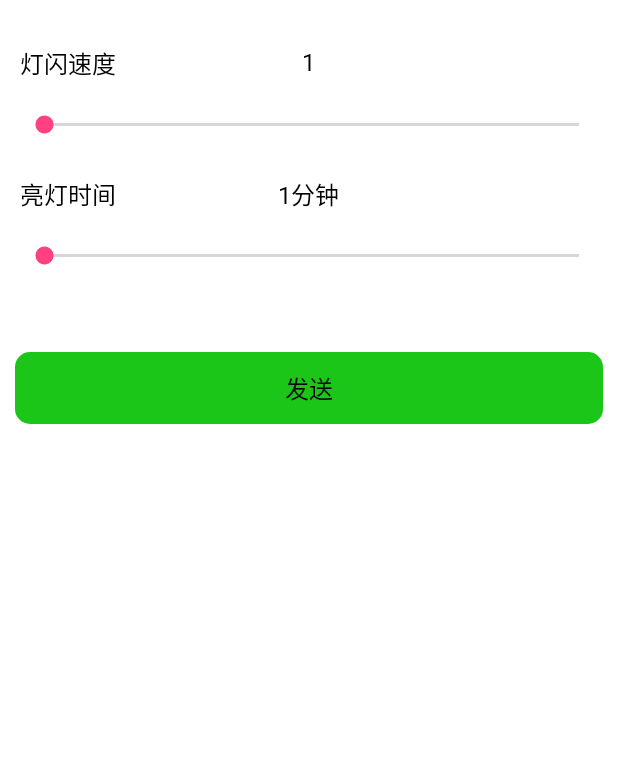
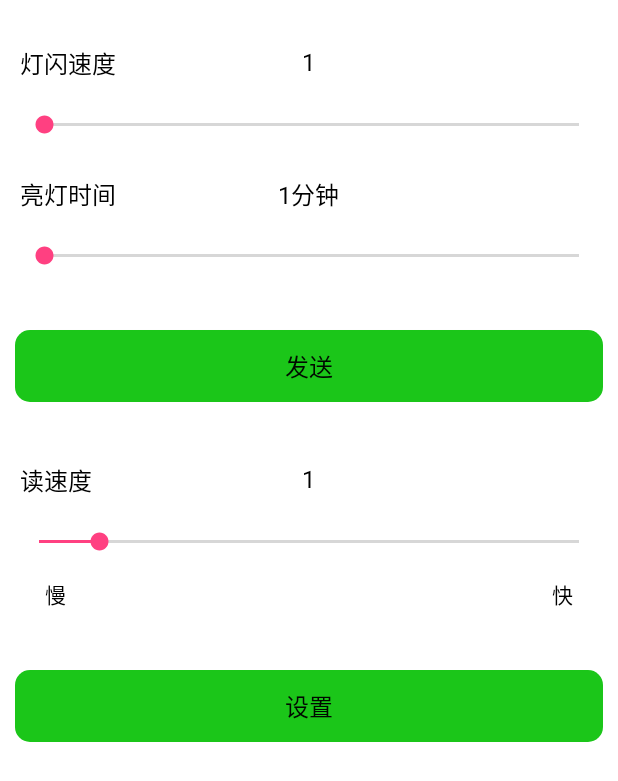
Before and after one commit to konglinghai123/MsmDebuger, an Android app: the fragment LightFragment shown on its own in the app's theme, on a phone screen of 412 x 824 dp. Shown: the top 781 px of the screen. Run offline under Robolectric (Android 15) with nearby library versions, the phone set to English and light mode, and no system bars; our stand-ins replace ButterKnife; 1 statement that could not run was skipped.

Commit message:
增加长短信发送 增加读速度 修改主页输入框样式

```diff
--- a/app/src/main/AndroidManifest.xml
+++ b/app/src/main/AndroidManifest.xml
@@ -27,7 +27,7 @@
     <uses-permission android:name="android.permission.SEND_SMS"></uses-permission>
     <uses-permission android:name="android.permission.READ_SMS"></uses-permission>
     <uses-permission android:name="android.permission.RECEIVE_SMS"></uses-permission>
-
+    <uses-permission android:name="android.permission.CALL_PHONE" />
     <uses-permission android:name="android.permission.READ_CONTACTS" />
     <uses-permission android:name="android.permission.WRITE_CONTACTS" />
 </manifest>
--- a/app/src/main/java/com/dawnlightning/msmdebuger/command/InstructionBuilderInterface.java
+++ b/app/src/main/java/com/dawnlightning/msmdebuger/command/InstructionBuilderInterface.java
@@ -19,4 +19,5 @@ public interface InstructionBuilderInterface {
     String OpenPowerContorl();
     String ClosePowerContorl();
     String SetAddress(String address);
+    String SetReadSpeed(String speed);
 }
--- a/app/src/main/java/com/dawnlightning/msmdebuger/command/Instructions.java
+++ b/app/src/main/java/com/dawnlightning/msmdebuger/command/Instructions.java
@@ -55,4 +55,6 @@ public class Instructions {
     public static String SETADDRESS="设地址*%s#";
 
     public static String SEARCH="查询#";
+
+    public static String READ="速度*%s#";
 }
--- a/app/src/main/java/com/dawnlightning/msmdebuger/command/InstructionsBuilder.java
+++ b/app/src/main/java/com/dawnlightning/msmdebuger/command/InstructionsBuilder.java
@@ -87,4 +87,8 @@ public class InstructionsBuilder implements InstructionBuilderInterface{
     public String Search(){
         return Instructions.SEARCH;
     }
+
+    public String SetReadSpeed(String speed){
+        return String.format(Instructions.READ,speed);
+    }
 }
--- a/app/src/main/res/layout/fragment_light.xml
+++ b/app/src/main/res/layout/fragment_light.xml
@@ -98,13 +98,13 @@
             android:max="99"
             android:id="@+id/sb_light_time"
             />
+    </RelativeLayout>
 
 
-    </RelativeLayout>
     <RelativeLayout
         android:layout_width="wrap_content"
         android:layout_height="wrap_content"
-        android:layout_marginTop="20dp"
+        android:layout_marginTop="5dp"
         android:layout_marginLeft="10dp"
         android:layout_marginRight="10dp"
         >
@@ -120,6 +120,92 @@
             android:textSize="16sp"
             />
     </RelativeLayout>
+
+            <RelativeLayout
+                android:layout_width="wrap_content"
+                android:layout_height="wrap_content"
+                android:layout_marginTop="40dp"
+                android:layout_marginLeft="10dp"
+                android:layout_marginRight="10dp"
+                >
+                <TextView
+                    android:layout_width="wrap_content"
+                    android:layout_height="wrap_content"
+                    android:text="读速度"
+                    android:textSize="16sp"
+                    android:id="@+id/tv_read_speed"
+                    android:layout_marginLeft="3dp"
+                    android:gravity="center_horizontal|center_vertical"
+                    android:textColor="#000000" />
+
+                <TextView
+                    android:layout_centerHorizontal="true"
+                    android:layout_toRightOf="@id/tv_read_speed"
+                    android:layout_width="wrap_content"
+                    android:layout_height="wrap_content"
+                    android:text="0"
+                    android:textSize="16sp"
+                    android:id="@+id/tv_read_speed_true"
+                    android:layout_marginLeft="3dp"
+                    android:gravity="center_horizontal|center_vertical"
+                    android:textColor="#000000" />
+                <SeekBar
+                    android:layout_marginTop="5dp"
+                    android:layout_below="@id/tv_read_speed"
+                    android:layout_width="match_parent"
+                    android:layout_height="48dp"
+                    android:progress="1"
+                    android:layout_centerHorizontal="true"
+                    android:textColor="#010900"
+                    android:textSize="30px"
+                    android:max="9"
+                    android:id="@+id/sb_read_speed"
+                    />
+                <RelativeLayout
+                    android:layout_below="@+id/sb_read_speed"
+                    android:layout_width="match_parent"
+                    android:layout_height="wrap_content"
+                    android:paddingLeft="20dp"
+                    android:paddingRight="20dp"
+                    >
+                    <TextView
+                        android:layout_alignParentLeft="true"
+                        android:layout_width="wrap_content"
+                        android:layout_height="wrap_content"
+                        android:text="慢"
+
+                        android:textColor="#000000"
+                        />
+                    <TextView
+                        android:layout_alignParentRight="true"
+                        android:layout_width="wrap_content"
+                        android:layout_height="wrap_content"
+                        android:text="快"
+
+                        android:textColor="#000000"
+                        />
+
+                </RelativeLayout>
+            </RelativeLayout>
+            <RelativeLayout
+                android:layout_width="wrap_content"
+                android:layout_height="wrap_content"
+                android:layout_marginTop="20dp"
+                android:layout_marginLeft="10dp"
+                android:layout_marginRight="10dp"
+                >
+                <Button
+                    android:layout_width="match_parent"
+                    android:layout_height="48dp"
+                    android:text="设置"
+                    android:id="@+id/send_readspeed"
+                    android:layout_marginTop="20dp"
+                    android:layout_centerHorizontal="true"
+                    android:background="@drawable/login_bg_press"
+                    android:textColor="#010900"
+                    android:textSize="16sp"
+                    />
+            </RelativeLayout>
         </LinearLayout>
     </ScrollView>
 </LinearLayout>
--- a/app/src/main/res/layout/item_light.xml
+++ b/app/src/main/res/layout/item_light.xml
@@ -22,7 +22,7 @@
         android:layout_marginLeft="50dp"
         android:layout_toRightOf="@+id/item_tv_color"
         android:layout_width="wrap_content"
-        android:layout_height="24dp"
+        android:layout_height="36dp"
         android:text="开"
         android:id="@+id/open"
         android:layout_centerVertical="true"
@@ -35,7 +35,7 @@
         android:layout_marginLeft="5dp"
         android:layout_toRightOf="@+id/open"
         android:layout_width="wrap_content"
-        android:layout_height="24dp"
+        android:layout_height="36dp"
         android:text="关"
         android:id="@+id/close"
         android:layout_centerVertical="true"
```
Also changed, not shown: app/src/main/java/com/dawnlightning/msmdebuger/command/MsgSender.java (+13 -3 lines), app/src/main/java/com/dawnlightning/msmdebuger/fragment/HomeFragment.java (+10 -1 lines), app/src/main/java/com/dawnlightning/msmdebuger/fragment/MineFragment.java (+19 -1 lines), app/src/main/res/layout/fragment_home.xml (+10 -3 lines), app/src/main/res/layout/fragment_mine.xml (+34 -19 lines).
